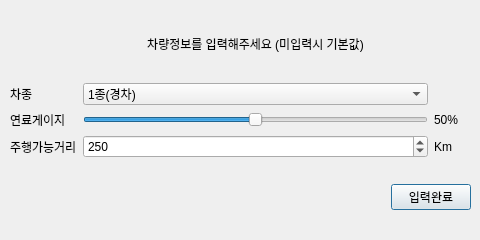
First picture: the form in src/carInfo.ui, repository wooing1084/TripPlanner, before the edit.
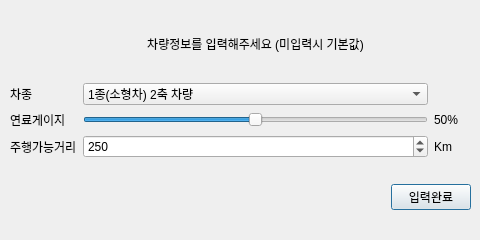
Second picture: the form after the edit.

```diff
--- a/src/carInfo.ui
+++ b/src/carInfo.ui
@@ -25,11 +25,6 @@
    <layout class="QGridLayout" name="gridLayout">
     <item row="1" column="1" colspan="2">
      <widget class="QComboBox" name="carType">
-      <item>
-       <property name="text">
-        <string>1종(경차)</string>
-       </property>
-      </item>
       <item>
        <property name="text">
         <string>1종(소형차) 2축 차량</string>
```
Left out of the diff: 10 changed lines with no effect on the pictures.
